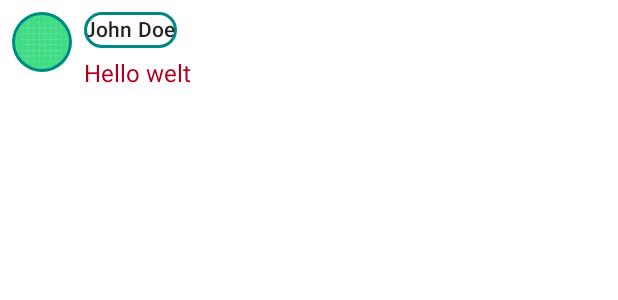
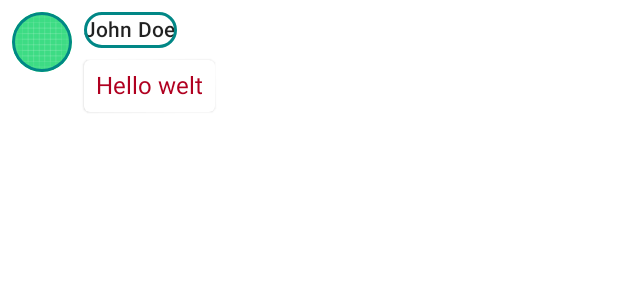
Before and after one commit to Ant8/ComposeDrugiePodejscie, an Android app built with Jetpack Compose: the @Preview function PreviewMessageContent, on a phone screen of 412 x 824 dp. Shown: the top 300 px of the screen. Run offline under Robolectric (Android 15) with nearby library versions, the phone set to English and light mode, and no system bars.

Commit message:
wrap text with surface

```diff
--- a/app/src/main/java/com/example/composedrugiepodejcie/MainActivity.kt
+++ b/app/src/main/java/com/example/composedrugiepodejcie/MainActivity.kt
@@ -14,11 +14,11 @@ import androidx.compose.foundation.layout.size
 import androidx.compose.foundation.layout.width
 import androidx.compose.foundation.shape.CircleShape
 import androidx.compose.material.MaterialTheme
+import androidx.compose.material.Surface
 import androidx.compose.material.Text
 import androidx.compose.runtime.Composable
 import androidx.compose.ui.Modifier
 import androidx.compose.ui.draw.clip
-import androidx.compose.ui.focus.focusModifier
 import androidx.compose.ui.res.painterResource
 import androidx.compose.ui.tooling.preview.Preview
 import androidx.compose.ui.unit.dp
@@ -57,12 +57,17 @@ private fun MessageContent(
                 modifier = Modifier.border(2.dp, MaterialTheme.colors.secondaryVariant, CircleShape),
                 style = MaterialTheme.typography.subtitle2
             )
+
             Spacer(modifier = Modifier.height(8.dp))
-            Text(
-                message.body,
-                color = MaterialTheme.colors.error,
-                style = MaterialTheme.typography.body1
-            )
+
+            Surface(shape = MaterialTheme.shapes.medium, elevation = 1.dp) {
+                Text(
+                    message.body,
+                    modifier = Modifier.padding(all = 8.dp),
+                    color = MaterialTheme.colors.error,
+                    style = MaterialTheme.typography.body1,
+                )
+            }
         }
     }
 }
```
